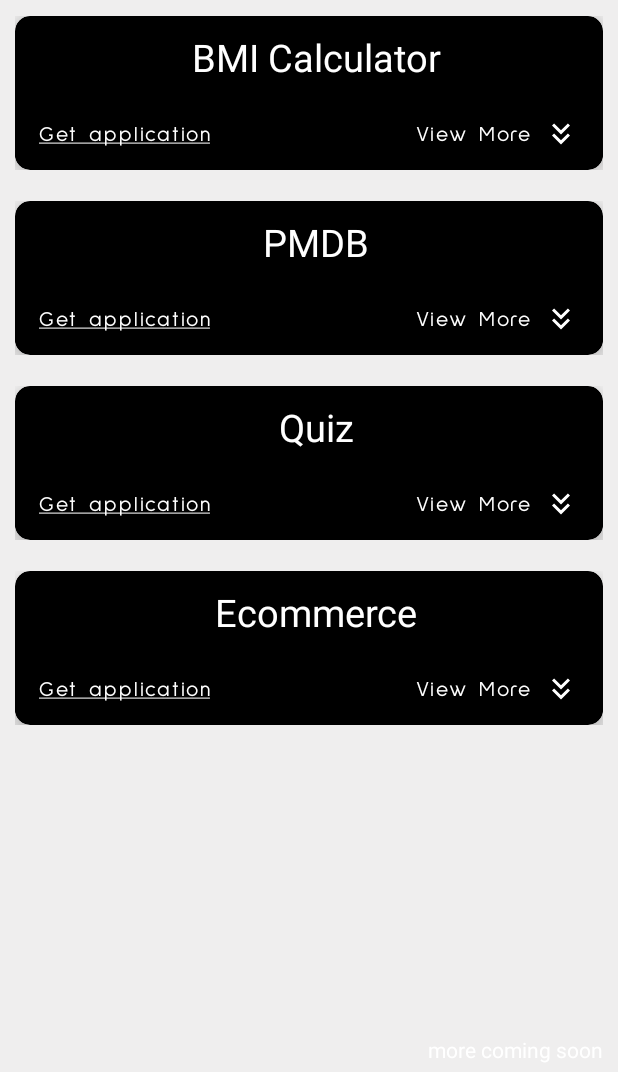
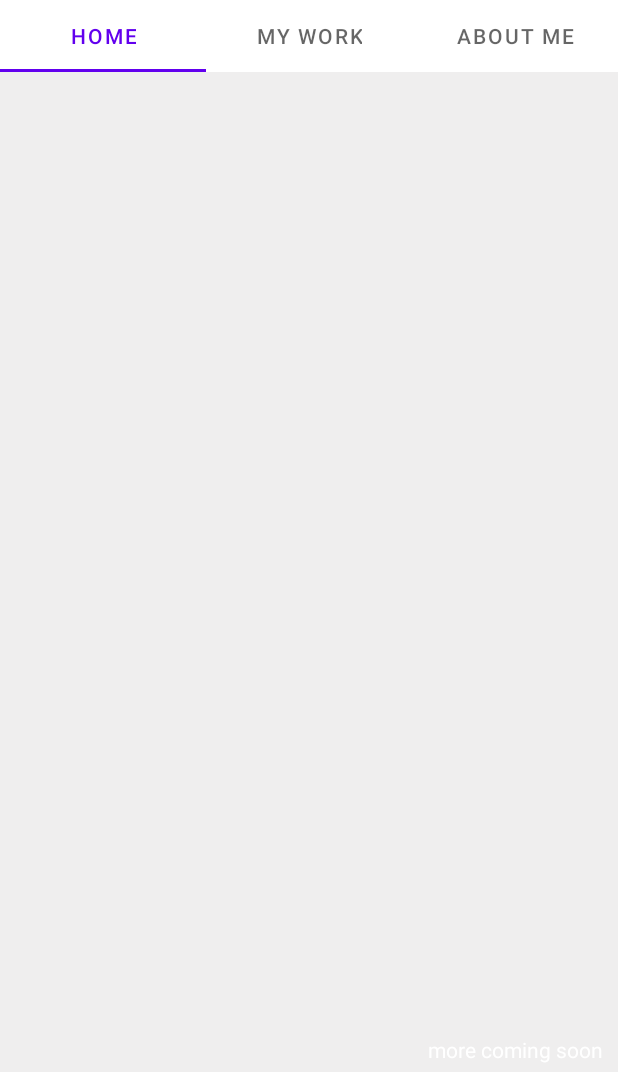
Before and after one commit to buzz-ht53/myportfolio, an Android app: the screen it shows after launch (MainActivity), on a phone screen of 412 x 824 dp, the part 164-1236 px from its top. Run offline under Robolectric (Android 15) with nearby library versions, the phone set to English and light mode, and no system bars; Roboto replaces fonts that are not available here.

Commit message:
# Fragment initial setup

```diff
--- a/app/src/main/java/com/buzz_ht/myportfolio/MainActivity.kt
+++ b/app/src/main/java/com/buzz_ht/myportfolio/MainActivity.kt
@@ -1,24 +1,21 @@
 package com.buzz_ht.myportfolio
 
-import android.content.ActivityNotFoundException
-import android.content.Intent
 import android.graphics.Color
-import android.net.Uri
 import android.os.Bundle
-import android.util.Log
 import android.view.View
 import android.widget.Button
-import android.widget.LinearLayout
 import android.widget.Toast
 import androidx.appcompat.app.AppCompatActivity
 import androidx.recyclerview.widget.LinearLayoutManager
 import androidx.recyclerview.widget.RecyclerView
 import com.buzz_ht.myportfolio.Adapters.AppListRecyclerViewAdapter
+import com.buzz_ht.myportfolio.Fragments.FragmentMyWork
 import com.buzz_ht.myportfolio.Models.CustomClass
+import com.google.android.material.tabs.TabLayout
 import com.google.android.play.core.appupdate.AppUpdateManagerFactory
 import com.google.android.play.core.install.model.AppUpdateType
-import com.google.android.play.core.install.model.InstallStatus
 import com.google.android.play.core.install.model.UpdateAvailability
+import javax.xml.datatype.DatatypeFactory.newInstance
 
 
 class MainActivity : AppCompatActivity() {
@@ -28,6 +25,7 @@ class MainActivity : AppCompatActivity() {
     val appPackageName = "com.buzz_ht.bigbmi"
     private var listOfApps = arrayListOf<CustomClass>()
     private val MY_REQUEST_CODE = 99
+    private lateinit var tabLayout: TabLayout
 
 
     override fun onCreate(savedInstanceState: Bundle?) {
@@ -35,13 +33,72 @@ class MainActivity : AppCompatActivity() {
         drawBehindStatusBar()
         hideActionBar()
 
-        // checkInAppUpdate()
         setContentView(R.layout.activity_main)
 
         btnBMICalculator = findViewById(R.id.btnBMICalculator)
         appListRecyclerview = findViewById(R.id.appListRecyclerview)
+        tabLayout = findViewById(R.id.tabLayout)
+
+        addListItems()
+        setUpAdapter()
+        setUpTabLayout()
+        // setUpFragment()
+
+    }
+
+    private fun setUpFragment() {
+        supportFragmentManager
+            // 3
+            .beginTransaction()
+            // 4
+            .add(R.id.mainFragment, FragmentMyWork())
+            // 5
+            .commit()
+    }
+
+    private fun setUpTabLayout() {
+        tabLayout.addTab(tabLayout.newTab().setText("Home"))
+        tabLayout.addTab(tabLayout.newTab().setText("My Work"))
+        tabLayout.addTab(tabLayout.newTab().setText("About Me"))
 
 
+        //TabLayout Selected Listener
+        tabLayout.addOnTabSelectedListener(object : TabLayout.OnTabSelectedListener {
+            override fun onTabSelected(tab: TabLayout.Tab?) {
+
+                when (tab?.id) {
+
+                    1 -> {
+                        setUpFragment()
+                    }
+
+
+                }
+
+                Toast.makeText(this@MainActivity, tab?.position.toString(), Toast.LENGTH_SHORT)
+                    .show()
+            }
+
+            override fun onTabUnselected(tab: TabLayout.Tab?) {
+
+            }
+
+            override fun onTabReselected(tab: TabLayout.Tab?) {
+                Toast.makeText(this@MainActivity, "Hello0000", Toast.LENGTH_SHORT).show()
+
+            }
+
+        })
+    }
+
+    private fun setUpAdapter() {
+        val adapter = AppListRecyclerViewAdapter(this, listOfApps)
+        appListRecyclerview.layoutManager =
+            LinearLayoutManager(this, LinearLayoutManager.VERTICAL, false)
+        appListRecyclerview.adapter = adapter
+    }
+
+    private fun addListItems() {
         listOfApps.add(
             CustomClass(
                 "BMI Calculator",
@@ -94,12 +151,6 @@ class MainActivity : AppCompatActivity() {
                 getString(R.string.ecommerce_playstore)
             )
         )
-
-        val adapter = AppListRecyclerViewAdapter(this, listOfApps)
-        appListRecyclerview.layoutManager =
-            LinearLayoutManager(this, LinearLayoutManager.VERTICAL, false)
-        appListRecyclerview.adapter = adapter
-
     }
 
     private fun checkInAppUpdate() {
--- a/app/src/main/java/com/buzz_ht/myportfolio/Models/CustomClass.kt
+++ b/app/src/main/java/com/buzz_ht/myportfolio/Models/CustomClass.kt
@@ -2,7 +2,7 @@ package com.buzz_ht.myportfolio.Models
 
 data class CustomClass(
     val appName: String,
-    val langUsed: String,
+    val appLanguage: String,
     val architecture: String,
     val githubLink: String,
     val technologiesUsed: String,
--- a/app/src/main/res/layout/activity_main.xml
+++ b/app/src/main/res/layout/activity_main.xml
@@ -33,15 +33,33 @@
         app:layout_constraintTop_toBottomOf="@+id/textView" />
 
 
+    <com.google.android.material.tabs.TabLayout
+        android:id="@+id/tabLayout"
+        android:layout_marginTop="10dp"
+        android:layout_width="match_parent"
+        android:layout_height="wrap_content"
+        app:layout_constraintStart_toStartOf="parent"
+        app:layout_constraintTop_toBottomOf="@+id/divider" />
+
+    <androidx.fragment.app.FragmentContainerView
+        android:id="@+id/mainFragment"
+        android:layout_width="match_parent"
+        android:layout_height="0dp"
+        app:layout_constraintBottom_toTopOf="@+id/textView2"
+        app:layout_constraintStart_toStartOf="parent"
+        app:layout_constraintTop_toBottomOf="@+id/tabLayout" />
+
+
     <androidx.recyclerview.widget.RecyclerView
         android:id="@+id/appListRecyclerview"
         android:orientation="vertical"
         android:layout_width="match_parent"
         android:layout_height="wrap_content"
         android:layout_marginTop="15dp"
+        android:visibility="gone"
         app:layout_constraintEnd_toEndOf="parent"
         app:layout_constraintStart_toStartOf="parent"
-        app:layout_constraintTop_toBottomOf="@+id/divider" />
+        app:layout_constraintTop_toBottomOf="@+id/tabLayout" />
 
 
     <Button
@@ -60,13 +78,14 @@
         app:layout_constraintTop_toBottomOf="@+id/textView" />
 
     <TextView
+        android:id="@+id/textView2"
         android:layout_width="wrap_content"
         android:layout_height="wrap_content"
+        android:layout_marginEnd="10dp"
+        android:layout_marginBottom="5dp"
         android:text="more coming soon"
         android:textColor="@color/white"
         app:layout_constraintBottom_toBottomOf="parent"
-        android:layout_marginBottom="5dp"
-        android:layout_marginEnd="10dp"
         app:layout_constraintEnd_toEndOf="parent" />
 
 </androidx.constraintlayout.widget.ConstraintLayout>
```
Also changed, not shown: app/src/main/java/com/buzz_ht/myportfolio/Adapters/AppListRecyclerViewAdapter.kt (+7 -0 lines), app/src/main/java/com/buzz_ht/myportfolio/Fragments/FragmentMyWork.kt (added, +22 -0 lines), app/src/main/res/layout/applist_recview.xml (+8 -2 lines), app/src/main/res/layout/layout_fragmentmywork.xml (added, +19 -0 lines).
